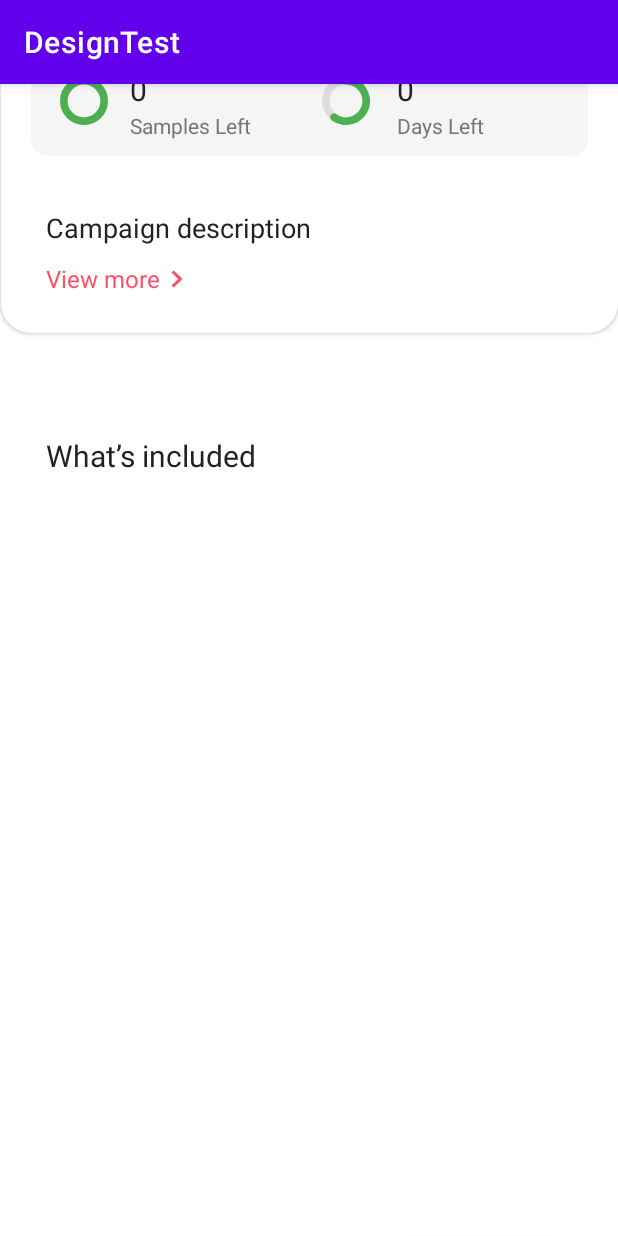
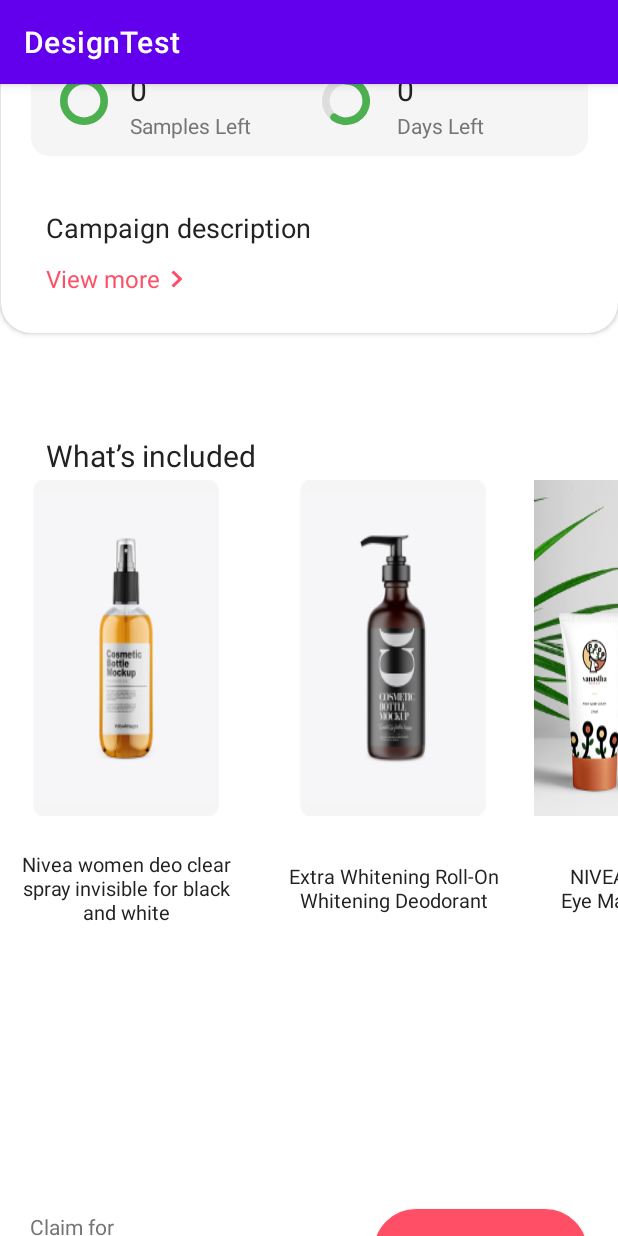
Before and after one commit to aliyousefpoor/DesignTest, an Android app: the BundlePhysicalCampaign screen opened through its navigation route, scrolled down 537 dp, on a phone screen of 412 x 824 dp. Run offline under Robolectric (Android 15) with nearby library versions, the phone set to English and light mode, and no system bars.

Commit message:
Clean some code

```diff
--- a/app/build.gradle
+++ b/app/build.gradle
@@ -38,4 +38,7 @@
     implementation 'androidx.legacy:legacy-support-v4:1.0.0'
     //noinspection GradleCompatible
     implementation 'com.android.support:cardview-v7:21.0.3'
+    //Glide
+    androidTestImplementation 'com.github.bumptech.glide:compiler:4.11.0'
+    implementation 'com.github.bumptech.glide:glide:4.8.0'
 }
--- a/app/src/main/java/com/example/designtest/BundlePhysicalCampaign.kt
+++ b/app/src/main/java/com/example/designtest/BundlePhysicalCampaign.kt
@@ -5,10 +5,14 @@
 import android.view.View
 import android.view.ViewGroup
 import androidx.fragment.app.Fragment
+import androidx.recyclerview.widget.LinearLayoutManager
 import androidx.recyclerview.widget.RecyclerView
+import java.util.ArrayList
 
-class BundlePhysicalCampaign:Fragment() {
-    private lateinit var recyclerView:RecyclerView
+class BundlePhysicalCampaign : Fragment() {
+    private lateinit var recyclerView: RecyclerView
+    private lateinit var productList: ArrayList<ProductModel>
+
     override fun onCreateView(
         inflater: LayoutInflater,
         container: ViewGroup?,
@@ -20,9 +24,28 @@
     override fun onViewCreated(view: View, savedInstanceState: Bundle?) {
         super.onViewCreated(view, savedInstanceState)
 
+        val list = fillProduct()
+
         recyclerView = view.findViewById(R.id.recyclerView)
+        val adapter = BundleProductAdapter(list, requireContext())
+        val layoutManager =
+            LinearLayoutManager(requireContext(), LinearLayoutManager.HORIZONTAL, false)
+        recyclerView.adapter = adapter
+        recyclerView.layoutManager = layoutManager
+        recyclerView.setHasFixedSize(true)
+    }
 
+    private fun fillProduct(): ArrayList<ProductModel> {
+        productList = ArrayList()
 
+        productList.add(ProductModel(R.drawable.product1,"Nivea women deo clear spray invisible for black and white"))
+        productList.add(ProductModel(R.drawable.product2, "Extra Whitening Roll-On Whitening Deodorant"))
+        productList.add(ProductModel(R.drawable.product_image2, "NIVEA Double Effect Eye Make-Up Remover"))
+        productList.add(ProductModel(R.drawable.product1, "Nivea women deo clear spray invisible for black and white"))
+        productList.add(ProductModel(R.drawable.product2, "Extra Whitening Roll-On Whitening Deodorant"))
+        productList.add(ProductModel(R.drawable.product_image2,"NIVEA Double Effect Eye Make-Up Remover"))
+
+        return productList
     }
 
 }
--- a/app/src/main/java/com/example/designtest/BundleProductAdapter.kt
+++ b/app/src/main/java/com/example/designtest/BundleProductAdapter.kt
@@ -4,9 +4,16 @@
 import android.view.LayoutInflater
 import android.view.View
 import android.view.ViewGroup
+import android.widget.ImageView
+import android.widget.TextView
 import androidx.recyclerview.widget.RecyclerView
+import com.bumptech.glide.Glide
+import java.util.ArrayList
 
-class BundleProductAdapter(private var context: Context) :
+class BundleProductAdapter(
+    private var productList: ArrayList<ProductModel>,
+    private var context: Context
+) :
     RecyclerView.Adapter<RecyclerView.ViewHolder>() {
 
     override fun onCreateViewHolder(parent: ViewGroup, viewType: Int): RecyclerView.ViewHolder {
@@ -15,16 +22,22 @@
     }
 
     override fun getItemCount(): Int {
+        return productList.size
     }
 
     override fun onBindViewHolder(holder: RecyclerView.ViewHolder, position: Int) {
         val productViewHolder: ProductViewHolder = holder as ProductViewHolder
-        productViewHolder.onBind(context)
+        productViewHolder.onBind(productList[position], context)
     }
 
     class ProductViewHolder(itemView: View) : RecyclerView.ViewHolder(itemView) {
+        private val image: ImageView = itemView.findViewById(R.id.productImages)
+        private val title: TextView = itemView.findViewById(R.id.productTitle)
 
-        fun onBind(context: Context) {
+
+        fun onBind(product: ProductModel, context: Context) {
+            title.text = product.title
+            Glide.with(context).load(product.image).into(image)
 
         }
     }
--- /dev/null
+++ b/app/src/main/java/com/example/designtest/ProductModel.kt
@@ -0,0 +1,3 @@
+package com.example.designtest
+
+data class ProductModel(val image: Int, val title: String)
--- a/app/src/main/res/layout/bundle_physical_campaign.xml
+++ b/app/src/main/res/layout/bundle_physical_campaign.xml
@@ -260,12 +260,13 @@
             app:layout_constraintEnd_toEndOf="parent"
             app:layout_constraintStart_toStartOf="parent"
             app:layout_constraintTop_toBottomOf="@id/bundleCardView" />
+
         <androidx.recyclerview.widget.RecyclerView
             android:id="@+id/recyclerView"
             android:layout_width="match_parent"
             android:layout_height="308dp"
-            android:layout_marginTop="20dp"
-            android:layout_marginStart="30dp"
+            android:layout_marginTop="2dp"
+            app:layout_constraintStart_toStartOf="@id/product"
             app:layout_constraintTop_toBottomOf="@id/product"
             app:layout_constraintBottom_toTopOf="@id/view2"
             />
@@ -304,12 +305,12 @@
 
         <TextView
             android:id="@+id/coinCount"
-            android:layout_width="58dp"
+            android:layout_width="wrap_content"
             android:layout_height="32dp"
             android:layout_marginStart="46dp"
             android:layout_marginTop="36dp"
             android:gravity="center_vertical"
-            android:text="5000"
+            android:text="12000"
             android:textColor="#222222"
             android:textSize="20sp"
             app:layout_constraintStart_toStartOf="parent"
--- a/app/src/main/res/layout/loading_physical_campaign.xml
+++ b/app/src/main/res/layout/loading_physical_campaign.xml
@@ -282,7 +282,7 @@
 
         <TextView
             android:id="@+id/coinCount"
-            android:layout_width="58dp"
+            android:layout_width="wrap_content"
             android:layout_height="32dp"
             android:layout_marginStart="46dp"
             android:layout_marginTop="36dp"
--- a/app/src/main/res/layout/normal_physical_campaign.xml
+++ b/app/src/main/res/layout/normal_physical_campaign.xml
@@ -284,7 +284,7 @@
 
         <TextView
             android:id="@+id/coinCount"
-            android:layout_width="58dp"
+            android:layout_width="wrap_content"
             android:layout_height="32dp"
             android:layout_marginStart="46dp"
             android:layout_marginTop="36dp"
--- a/app/src/main/res/layout/product_adapter.xml
+++ b/app/src/main/res/layout/product_adapter.xml
@@ -1,6 +1,30 @@
 <?xml version="1.0" encoding="utf-8"?>
-<androidx.constraintlayout.widget.ConstraintLayout
-    xmlns:android="http://schemas.android.com/apk/res/android" android:layout_width="match_parent"
-    android:layout_height="match_parent">
+<androidx.constraintlayout.widget.ConstraintLayout xmlns:android="http://schemas.android.com/apk/res/android"
+    xmlns:app="http://schemas.android.com/apk/res-auto"
+    android:layout_width="168dp"
+    android:layout_height="308dp"
+    android:layout_marginEnd="10dp">
+
+    <ImageView
+        android:id="@+id/productImages"
+        android:layout_width="match_parent"
+        android:layout_height="224dp"
+        android:scaleType="fitXY"
+        app:layout_constraintStart_toStartOf="parent"
+        app:layout_constraintTop_toTopOf="parent" />
+
+    <TextView
+        android:id="@+id/productTitle"
+        android:layout_width="159dp"
+        android:layout_height="72dp"
+        android:layout_marginTop="12dp"
+        android:gravity="center"
+        android:padding="8dp"
+        android:textColor="#222222"
+        android:textSize="13sp"
+        app:layout_constraintEnd_toEndOf="@id/productImages"
+        app:layout_constraintStart_toStartOf="@id/productImages"
+        app:layout_constraintTop_toBottomOf="@id/productImages" />
+
 
 </androidx.constraintlayout.widget.ConstraintLayout>
--- a/app/src/main/res/values/strings.xml
+++ b/app/src/main/res/values/strings.xml
@@ -5,4 +5,7 @@
     <string name="howUse1">Click the walmart.ca. The resulting landing page will contain your E-Gift Card information</string>
     <string name="howUse2">Save or print the E-Gift Card landing page.</string>
     <string name="howUse3">Present the printed E-Gift Card at any Walmart Canada store or use online at walmart.ca/en</string>
+    <string name="title1">Nivea women deo clear spray invisible for black and white </string>
+    <string name="title2">Extra Whitening Roll-On Whitening Deodorant</string>
+    <string name="title3">NIVEA Double Effect Eye Make-Up Remover</string>
 </resources>
```
Also changed, not shown: app/src/main/res/drawable/product1.png (added), app/src/main/res/drawable/product2.png (added).
